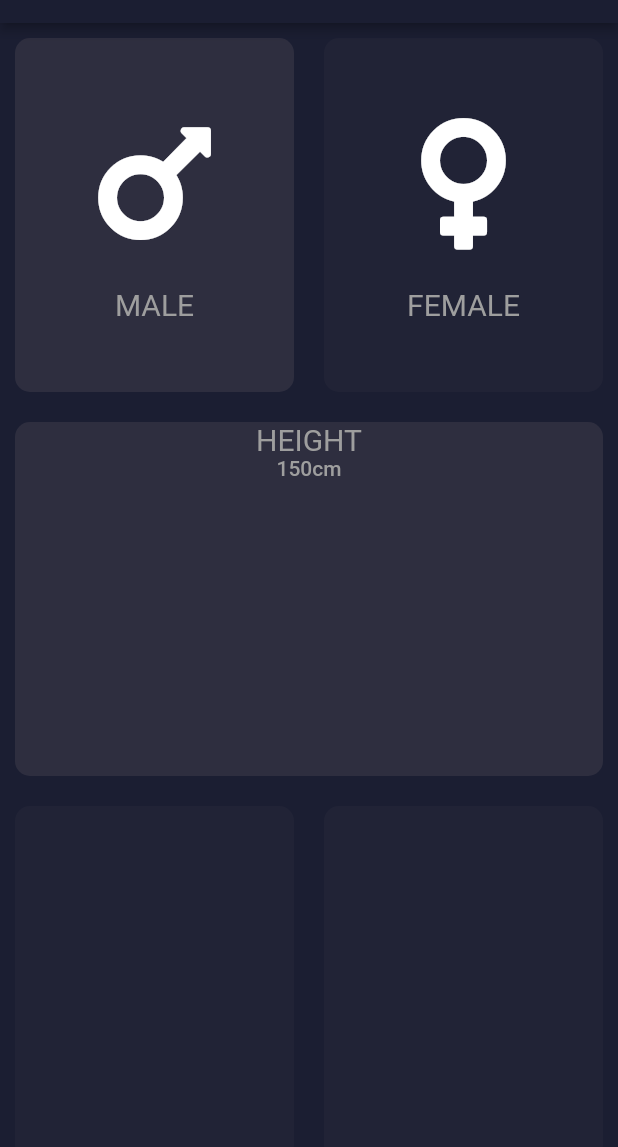
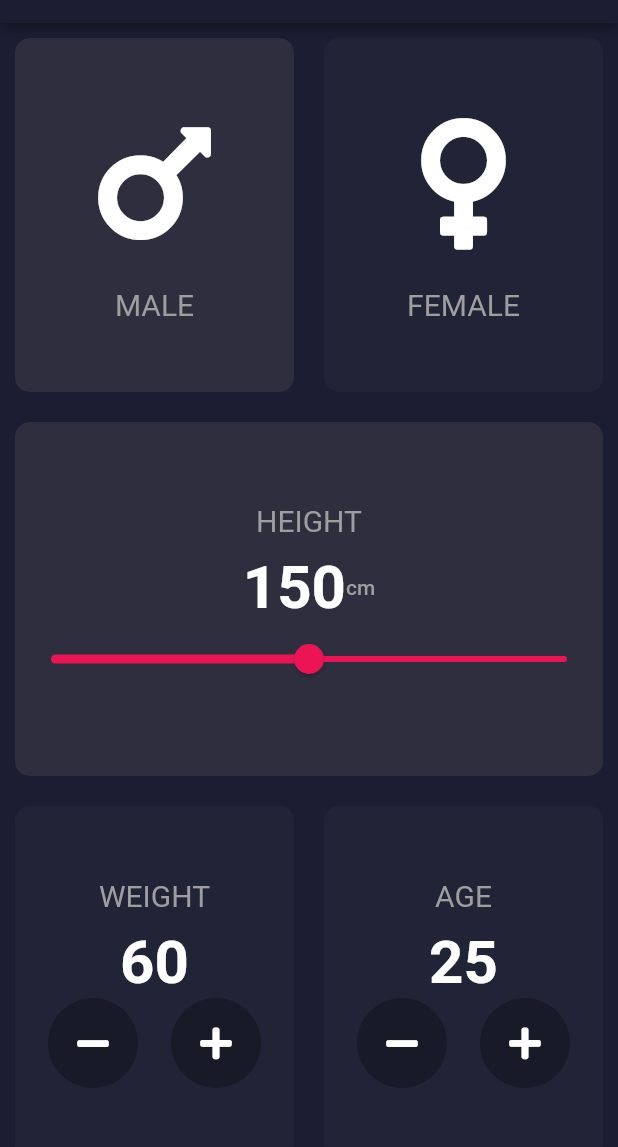
Before and after one commit to Eganin/BMICalculator, a Flutter app: the screen it shows after launch, on a phone screen of 412 x 824 dp, the part 61-1208 px from its top. Run offline on Flutter 3.47's test engine with Material 2 defaults, Android fonts, the phone set to English and light mode, and no system bars; our stand-ins replace font_awesome_flutter.

Commit message:
add slider and buttons

```diff
--- a/lib/ui/pages/home.dart
+++ b/lib/ui/pages/home.dart
@@ -1,4 +1,5 @@
 import 'package:bmi_calc/ui/utils/constrained.dart';
+import 'package:bmi_calc/ui/widgets/category.dart';
 import 'package:bmi_calc/ui/widgets/reusable_card.dart';
 import 'package:bmi_calc/ui/widgets/slider.dart';
 import 'package:flutter/material.dart';
@@ -14,6 +15,7 @@ class HomePage extends StatefulWidget {
 
 class _HomePageState extends State<HomePage> {
   Gender gender = Gender.male;
+  SliderWidget slider = SliderWidget();
   var age = 20;
   var weight = 70;
   var height = 180;
@@ -90,7 +92,7 @@ class _HomePageState extends State<HomePage> {
               Expanded(
                 child: ReusableCard(
                   color: kSelectedContainer,
-                  child: SliderWidget(),
+                  child: slider,
                   onTap: () {},
                 ),
               ),
@@ -103,14 +105,18 @@ class _HomePageState extends State<HomePage> {
               Expanded(
                 child: ReusableCard(
                   color: Theme.of(context).primaryColor,
-                  child: Container(),
+                  child: Category(
+                    type: Counter.weight,
+                  ),
                   onTap: () {},
                 ),
               ),
               Expanded(
                 child: ReusableCard(
                   color: Theme.of(context).primaryColor,
-                  child: Container(),
+                  child: Category(
+                    type: Counter.age,
+                  ),
                   onTap: () {},
                 ),
               ),
--- /dev/null
+++ b/lib/ui/widgets/button_action.dart
@@ -0,0 +1,28 @@
+import 'package:flutter/material.dart';
+import 'package:font_awesome_flutter/font_awesome_flutter.dart';
+
+class ButtonAction extends StatelessWidget {
+
+  final void Function() onTap;
+  final Icon icon;
+
+  const ButtonAction({required this.icon,required this.onTap , Key? key}) : super(key: key);
+
+  @override
+  Widget build(BuildContext context) {
+    return InkWell(
+      customBorder: const CircleBorder(),
+      child: Container(
+        padding: const EdgeInsets.all(6.0),
+        decoration: const BoxDecoration(
+          color: Colors.black26,
+          shape: BoxShape.circle,
+        ),
+        child: IconButton(
+          onPressed: onTap,
+          icon: icon,
+        ),
+      ),
+    );
+  }
+}
--- /dev/null
+++ b/lib/ui/widgets/category.dart
@@ -0,0 +1,69 @@
+import 'package:bmi_calc/ui/widgets/button_action.dart';
+import 'package:flutter/material.dart';
+import 'package:font_awesome_flutter/font_awesome_flutter.dart';
+
+class Category extends StatefulWidget {
+  final Counter type;
+  int weightCounter = 60;
+  int ageCounter = 25;
+
+  Category({required this.type, Key? key}) : super(key: key);
+
+  @override
+  _CategoryState createState() => _CategoryState();
+}
+
+class _CategoryState extends State<Category> {
+  @override
+  Widget build(BuildContext context) {
+    return Column(
+      mainAxisAlignment: MainAxisAlignment.center,
+      crossAxisAlignment: CrossAxisAlignment.center,
+      children: [
+        Text(
+          widget.type == Counter.age ? 'AGE' : 'WEIGHT',
+          style: Theme.of(context).textTheme.headline3,
+        ),
+        const SizedBox(
+          height: 10,
+        ),
+        Text(
+          widget.type == Counter.age
+              ? widget.ageCounter.toString()
+              : widget.weightCounter.toString(),
+          style: Theme.of(context).textTheme.headline1,
+        ),
+        Row(
+          mainAxisAlignment: MainAxisAlignment.spaceEvenly,
+          children: [
+            ButtonAction(
+              onTap: () {
+                setState(() {
+                  widget.type == Counter.age
+                      ? --widget.ageCounter
+                      : --widget.weightCounter;
+                });
+              },
+              icon: const Icon(FontAwesomeIcons.minus),
+            ),
+            ButtonAction(
+              onTap: () {
+                setState(() {
+                  widget.type == Counter.age
+                      ? ++widget.ageCounter
+                      : ++widget.weightCounter;
+                });
+              },
+              icon: const Icon(FontAwesomeIcons.plus),
+            ),
+          ],
+        ),
+      ],
+    );
+  }
+}
+
+enum Counter {
+  weight,
+  age,
+}
--- a/lib/ui/widgets/slider.dart
+++ b/lib/ui/widgets/slider.dart
@@ -1,33 +1,52 @@
+import 'package:bmi_calc/ui/utils/constrained.dart';
 import 'package:flutter/material.dart';
 
 class SliderWidget extends StatefulWidget {
-  const SliderWidget({Key? key}) : super(key: key);
+  int initialValue = 150;
+  SliderWidget({Key? key}) : super(key: key);
 
   @override
   _SliderWidgetState createState() => _SliderWidgetState();
 }
 
 class _SliderWidgetState extends State<SliderWidget> {
-  int intialValue = 150;
 
   @override
   Widget build(BuildContext context) {
     return Column(
+      mainAxisAlignment: MainAxisAlignment.center,
       crossAxisAlignment: CrossAxisAlignment.center,
       children: [
         Text(
           'HEIGHT',
           style: Theme.of(context).textTheme.headline3,
         ),
+        const SizedBox(height: 10,),
         Row(
           mainAxisSize: MainAxisSize.min,
           children: [
             Text(
-              intialValue.toString(),
+              widget.initialValue.toString(),
+              style: Theme.of(context).textTheme.headline1,
+            ),
+            Text(
+              'cm',
               style: Theme.of(context).textTheme.bodyText1,
-            ),
-            Text('cm',style: Theme.of(context).textTheme.bodyText1, )
+            )
           ],
+        ),
+        Slider(
+          value: widget.initialValue.toDouble(),
+          min: 100,
+          max: 200,
+          activeColor: kBottomBanner,
+          inactiveColor:kBottomBanner ,
+          label: '${widget.initialValue.round()}',
+          onChanged: (double value) {
+            setState(() {
+              widget.initialValue = value.round();
+            });
+          },
         ),
       ],
     );
```
